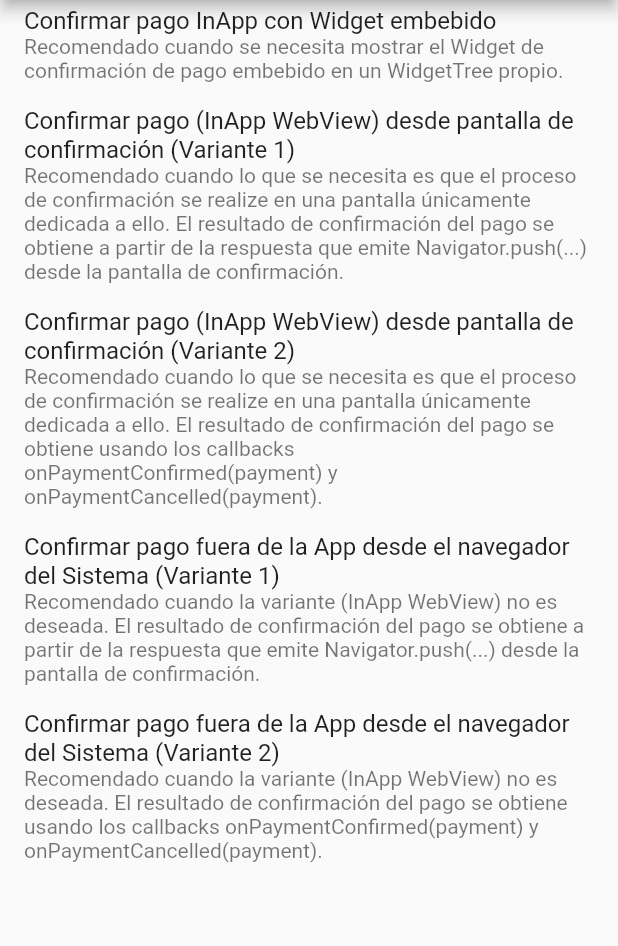
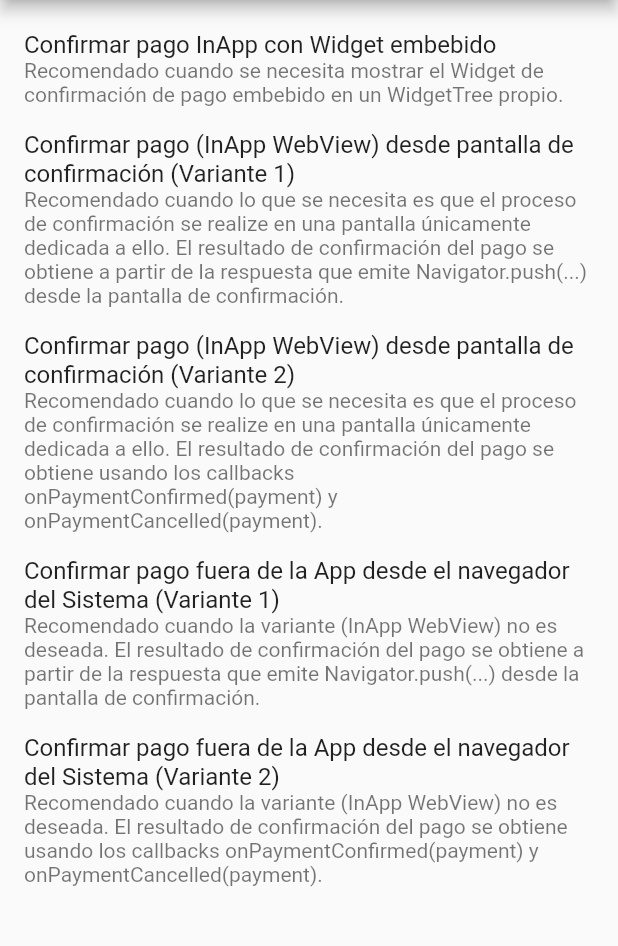
Before and after one commit to luis901101/enzona, a Flutter app: the screen it shows after launch, on a phone screen of 412 x 824 dp, the part 84-1030 px from its top. Run offline on Flutter 3.47's test engine with Material 2 defaults, Android fonts, the phone set to English and light mode, and no system bars; our stand-ins replace chopper, dio, retrofit; missing offline and left inert: flutter_inappwebview, oauth2, webviewx; generated files the repository leaves out were written again.

Commit message:
- enzona_flutter README.md updated

```diff
--- a/enzona_flutter/example/lib/main.dart
+++ b/enzona_flutter/example/lib/main.dart
@@ -65,6 +65,7 @@ class MyHomePage extends StatelessWidget {
       ),
       body: Scrollbar(
         child: ListView(
+          padding: const EdgeInsets.symmetric(vertical: 16),
           children: [
             ListTile(
               title: const Text('Confirmar pago InApp con Widget embebido'),
--- a/enzona_flutter/lib/src/payment_confirmation_view.dart
+++ b/enzona_flutter/lib/src/payment_confirmation_view.dart
@@ -63,6 +63,12 @@ class PaymentConfirmationViewState extends State<PaymentConfirmationView> {
         onPageFinished: (url) => hideLoading(),
       );
     }
+
+    /// InAppWebView is a better choice for Android and iOS than official plugin for WebViews
+    /// (WebViewX uses official WebView plugin) due to the possibility to
+    /// manage ServerTrustAuthRequest, which is crucial in Android because Android
+    /// native WebView does not allow to access an URL with a certificate not authorized by
+    /// known certification authority.
     return InAppWebView(
       initialOptions: InAppWebViewGroupOptions(
         crossPlatform: InAppWebViewOptions(
```
Also changed, not shown: 1 other file.
